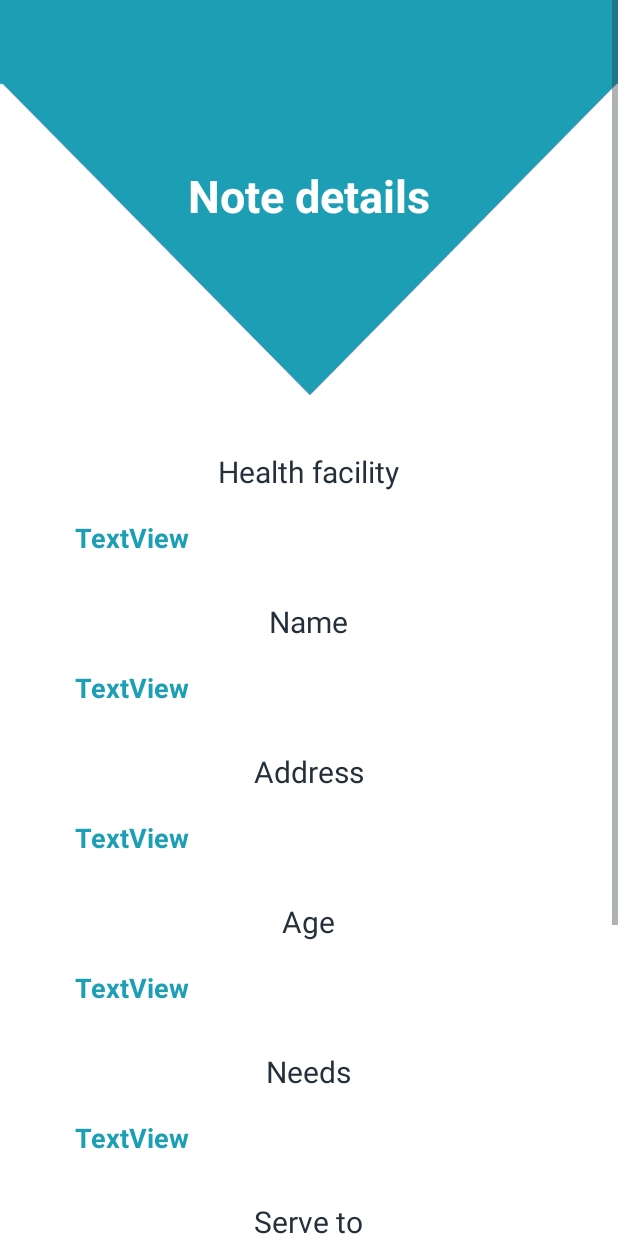
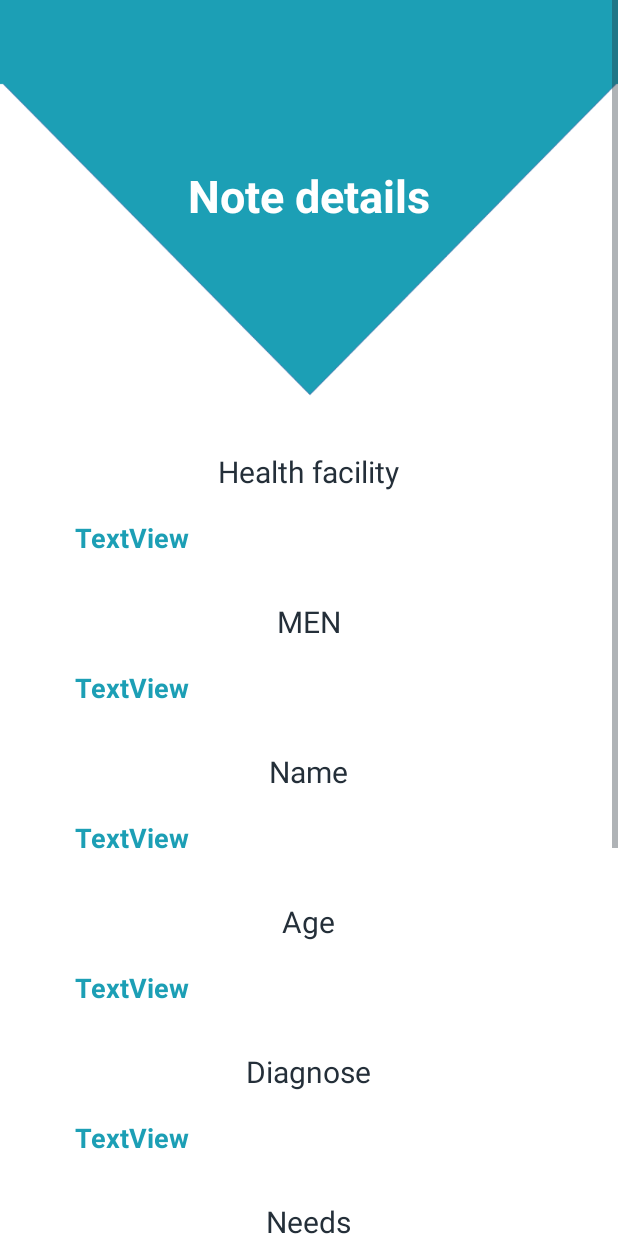
Before and after one commit to sabaton1111/MediNote-Android-master, an Android app: the layout note_details_fragment.xml on its own in the app's theme, with its tools: preview values and no code run, on a phone screen of 412 x 824 dp. Run offline under Robolectric (Android 15) with nearby library versions, the phone set to English and light mode, and no system bars.

Commit message:
note_details_fragment + MEN + Diagnose

```diff
--- a/app/src/main/res/layout/note_details_fragment.xml
+++ b/app/src/main/res/layout/note_details_fragment.xml
@@ -29,7 +29,7 @@
                         android:src="@mipmap/white_back"/>
                     <TextView
 
-                        android:text="Note details"
+                        android:text="@string/details"
                         android:layout_width="wrap_content"
                         android:layout_height="wrap_content"
                         android:id="@+id/textViewTextText"
@@ -62,13 +62,35 @@
                         android:layout_marginTop="18dp"
                         android:layout_marginStart="50dp"
                         android:textSize="18sp"/>
-
+                    <TextView
+                        android:id="@+id/textViewMENStatic"
+                        android:layout_width="match_parent"
+                        android:layout_height="wrap_content"
+                        android:text="@string/MEN"
+                        android:textSize="20sp"
+                        android:layout_below="@id/textViewHealthFacility"
+                        android:textColor="@color/colorPrimaryDark"
+                        android:layout_centerHorizontal="true"
+                        android:layout_marginTop="30dp"
+                        android:gravity="center_horizontal"
+                        />
+                    <TextView
+                        android:layout_width="wrap_content"
+                        android:layout_height="wrap_content"
+                        android:text="TextView"
+                        android:id="@+id/textViewMEN"
+                        android:layout_below="@+id/textViewMENStatic"
+                        android:textColor="@color/colorPrimary"
+                        android:textSize="18sp"
+                        android:layout_marginStart="50dp"
+                        android:layout_marginTop="18dp"
+                        android:textStyle="bold"/>
                     <TextView
                         android:text="@string/name"
                         android:textSize="20sp"
                         android:layout_width="wrap_content"
                         android:layout_height="wrap_content"
-                        android:layout_below="@+id/textViewHealthFacility"
+                        android:layout_below="@+id/textViewMEN"
                         android:textColor="@color/colorPrimaryDark"
                         android:layout_centerHorizontal="true"
                         android:layout_marginTop="30dp"
@@ -86,11 +108,11 @@
                         android:textSize="18sp"/>
 
                     <TextView
-                        android:text="@string/address"
+                        android:text="@string/diagnose"
                         android:textSize="20sp"
                         android:layout_width="wrap_content"
                         android:layout_height="wrap_content"
-                        android:layout_below="@+id/textViewName"
+                        android:layout_below="@+id/textViewAge"
                         android:textColor="@color/colorPrimaryDark"
                         android:layout_centerHorizontal="true"
                         android:layout_marginTop="30dp"
@@ -99,7 +121,7 @@
                         android:text="TextView"
                         android:layout_width="wrap_content"
                         android:layout_height="wrap_content"
-                        android:id="@+id/textViewAddress"
+                        android:id="@+id/textViewDiagnose"
                         android:textColor="@color/colorPrimary"
                         android:textStyle="bold"
                         android:layout_below="@+id/textView3"
@@ -113,7 +135,7 @@
                         android:layout_width="wrap_content"
                         android:layout_height="wrap_content"
                         android:textColor="@color/colorPrimaryDark"
-                        android:layout_below="@+id/textViewAddress"
+                        android:layout_below="@+id/textViewName"
                         android:layout_centerHorizontal="true"
                         android:layout_marginTop="30dp"
                         android:id="@+id/textView4" />
@@ -135,7 +157,7 @@
                         android:layout_width="wrap_content"
                         android:layout_height="wrap_content"
                         android:textColor="@color/colorPrimaryDark"
-                        android:layout_below="@+id/textViewAge"
+                        android:layout_below="@+id/textViewDiagnose"
                         android:layout_centerHorizontal="true"
                         android:layout_marginTop="30dp"
                         android:id="@+id/textView5" />
--- a/app/src/main/res/values/strings.xml
+++ b/app/src/main/res/values/strings.xml
@@ -97,5 +97,6 @@
     <string name="made_by">Doctor:</string>
     <string name="valid">Valid from/to:</string>
     <string name="serve_to1">Serve to:</string>
+    <string name="details">Note details</string>
     >
 </resources>
```
Also changed, not shown: 1 other file.
